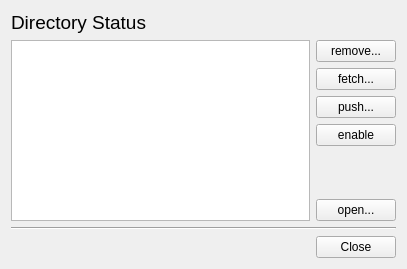
nextcloud/desktop, file src/mirall/statusdialog.ui: the form before one commit.
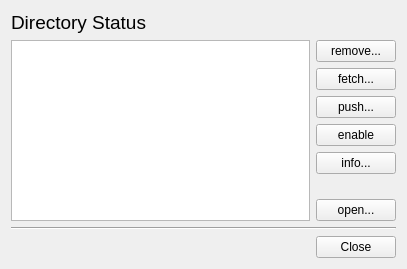
The form after the commit. Icons and pictures are not drawn.

Commit message: - Added info dialog with file listing - Added overall status display on the tray icon plus tooltip -> patches from Alvaro Soliverez

What changed in the file:
```diff
--- a/src/mirall/statusdialog.ui
+++ b/src/mirall/statusdialog.ui
@@ -65,6 +65,13 @@
          </property>
         </widget>
        </item>
+       <item>
+        <widget class="QPushButton" name="_ButtonInfo">
+         <property name="text">
+          <string>info...</string>
+         </property>
+        </widget>
+       </item>
        <item>
         <spacer name="verticalSpacer">
          <property name="orientation">
```
The commit also changes 7 other files.
